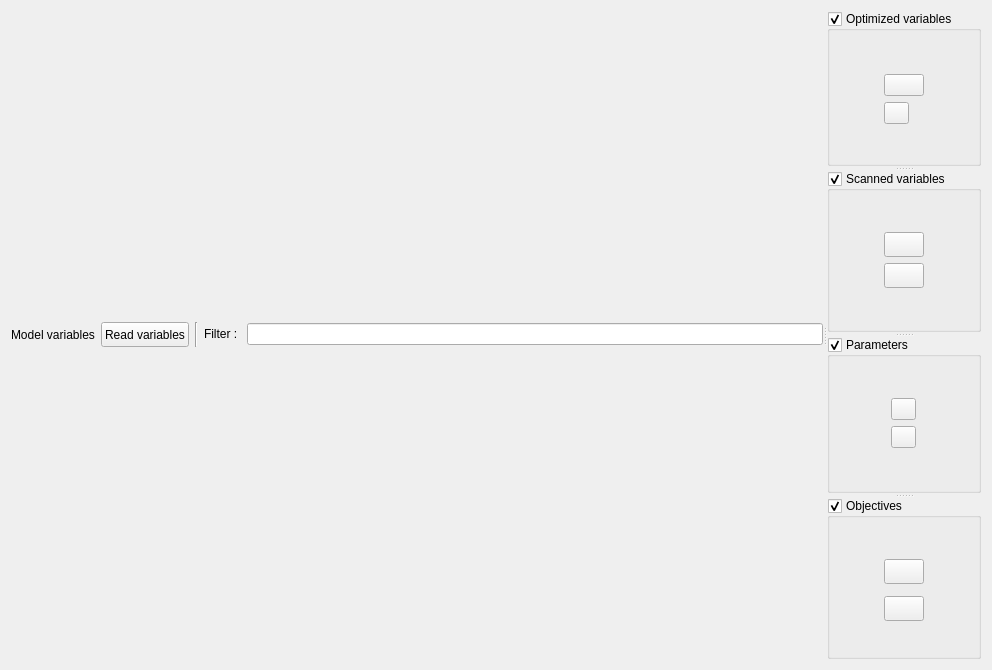
Before: the Qt Designer form OMOptim/GUI/Widgets/WidgetSelectOptVars.ui in lmoresco/OpenModelica, drawn with Qt 5.
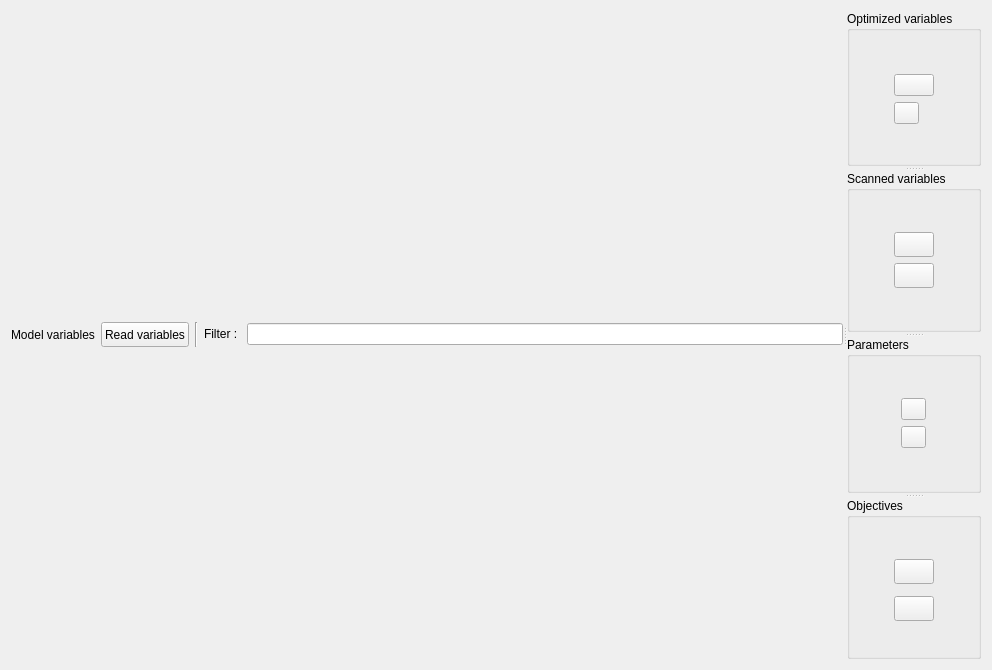
After: the same form once the commit is applied. Icons and pictures are not drawn. Custom widgets are drawn as their Qt base class.

Commit message: - Corrected problems in problem folder deleting ! - GUI correction

Patch:
```diff
--- a/OMOptim/GUI/Widgets/WidgetSelectOptVars.ui
+++ b/OMOptim/GUI/Widgets/WidgetSelectOptVars.ui
@@ -132,7 +132,7 @@
         <string>Optimized variables</string>
        </property>
        <property name="checkable">
-        <bool>true</bool>
+        <bool>false</bool>
        </property>
        <layout class="QGridLayout" name="gridLayout_8">
         <property name="margin">
@@ -260,7 +260,7 @@
         <string>Scanned variables</string>
        </property>
        <property name="checkable">
-        <bool>true</bool>
+        <bool>false</bool>
        </property>
        <layout class="QGridLayout" name="gridLayout_9">
         <property name="margin">
@@ -372,7 +372,7 @@
         <string>Parameters</string>
        </property>
        <property name="checkable">
-        <bool>true</bool>
+        <bool>false</bool>
        </property>
        <layout class="QGridLayout" name="gridLayout_10">
         <property name="margin">
@@ -460,7 +460,7 @@
         <string>Objectives</string>
        </property>
        <property name="checkable">
-        <bool>true</bool>
+        <bool>false</bool>
        </property>
        <layout class="QGridLayout" name="gridLayout">
         <property name="margin">
```
The commit also changes 1 other file.
